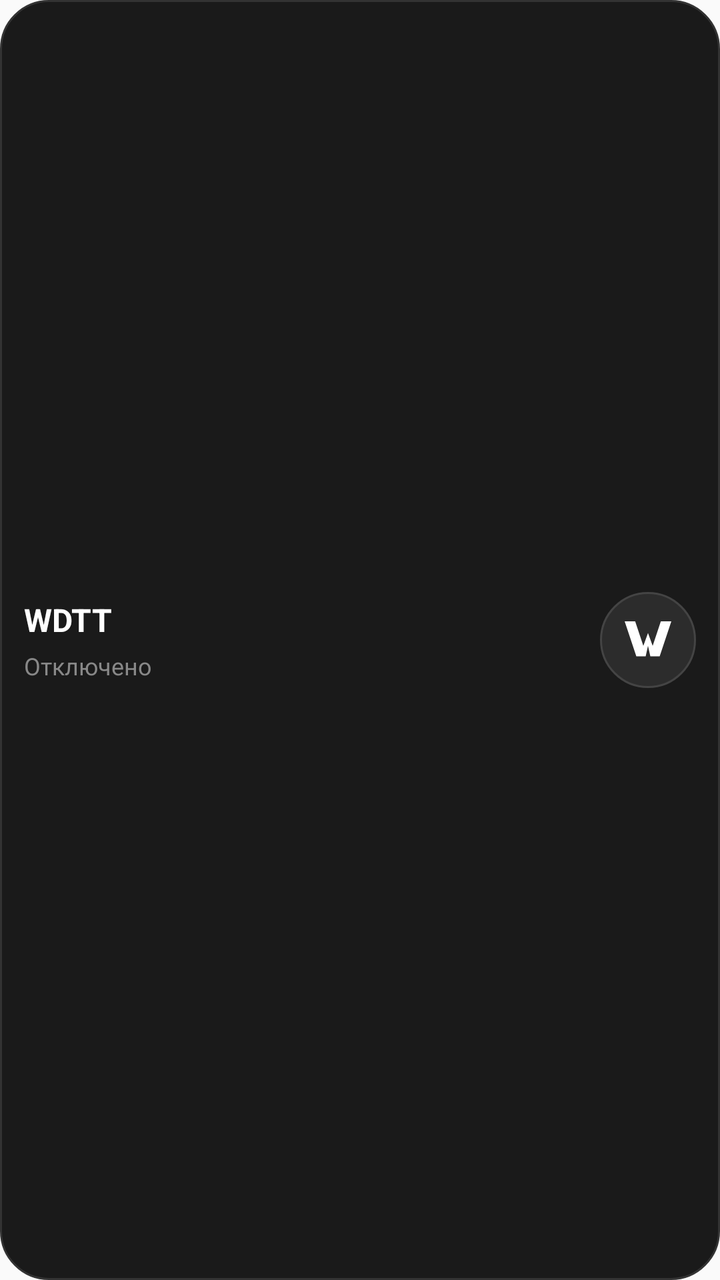
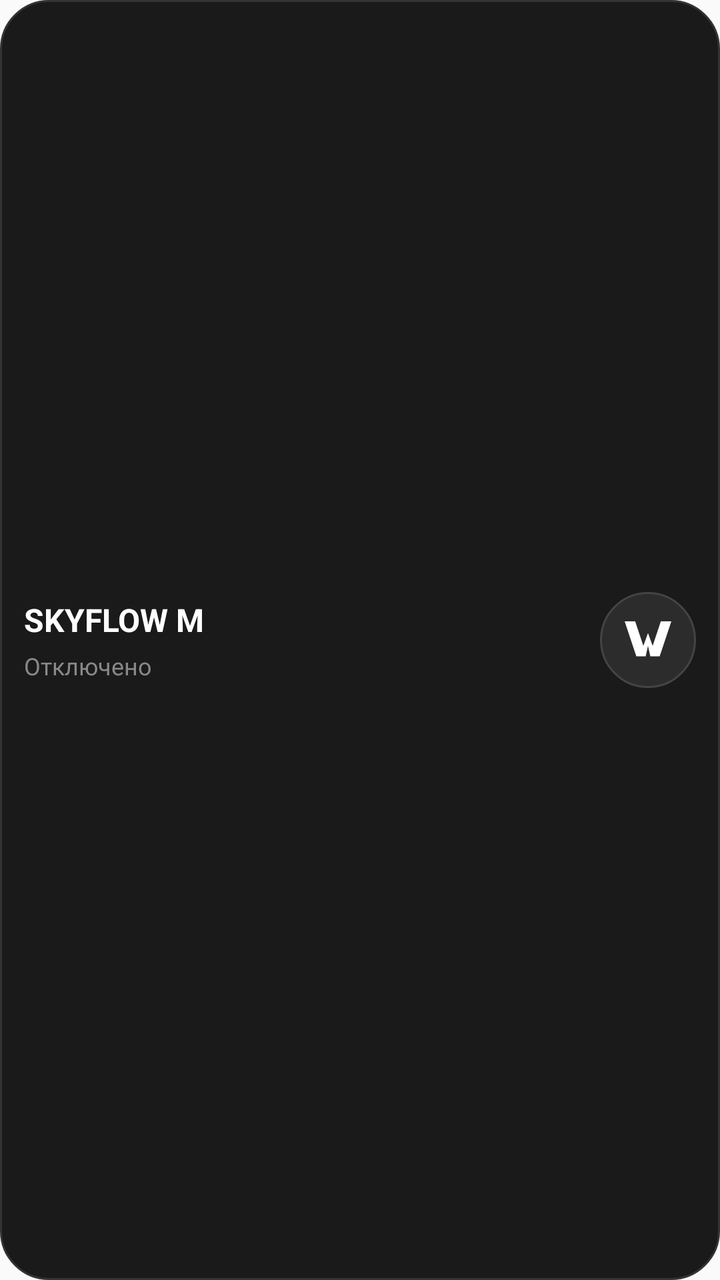

Screens rendered from an Android XML layout before and after an edit, with the pre-edit source and the edit as a unified diff.
<!-- AndroidManifest.xml: application theme Theme.WDTTClient -->
<!-- res/layout/vpn_widget.xml -->
<?xml version="1.0" encoding="utf-8"?>
<RelativeLayout xmlns:android="http://schemas.android.com/apk/res/android"
    android:id="@+id/widget_container"
    android:layout_width="match_parent"
    android:layout_height="match_parent"
    android:background="@drawable/bg_widget_card"
    android:padding="12dp">

    <LinearLayout
        android:layout_width="wrap_content"
        android:layout_height="wrap_content"
        android:layout_alignParentLeft="true"
        android:layout_centerVertical="true"
        android:orientation="vertical">

        <TextView
            android:id="@+id/widget_title"
            android:layout_width="wrap_content"
            android:layout_height="wrap_content"
            android:text="WDTT"
            android:textColor="#FFFFFF"
            android:textSize="16sp"
            android:textStyle="bold" />

        <TextView
            android:id="@+id/widget_status"
            android:layout_width="wrap_content"
            android:layout_height="wrap_content"
            android:text="Отключено"
            android:textColor="#888888"
            android:textSize="12sp"
            android:layout_marginTop="4dp" />
    </LinearLayout>

    <ImageButton
        android:id="@+id/widget_toggle_btn"
        android:layout_width="48dp"
        android:layout_height="48dp"
        android:layout_alignParentRight="true"
        android:layout_centerVertical="true"
        android:background="@drawable/bg_widget_button_inactive"
        android:src="@drawable/ic_tile_logo_w"
        android:contentDescription="Toggle VPN"
        android:padding="10dp"
        android:scaleType="fitCenter" />

</RelativeLayout>
<!-- resources referenced by this layout -->
<resources>
  <!-- drawable bg_widget_button_inactive (drawable) -->
  <?xml version="1.0" encoding="utf-8"?>
  <shape xmlns:android="http://schemas.android.com/apk/res/android"
      android:shape="oval">
      <solid android:color="#2C2C2C" />
      <stroke android:width="1dp" android:color="#444444" />
  </shape>
  <!-- drawable bg_widget_card (drawable) -->
  <?xml version="1.0" encoding="utf-8"?>
  <shape xmlns:android="http://schemas.android.com/apk/res/android"
      android:shape="rectangle">
      <corners android:radius="24dp" />
      <solid android:color="#1A1A1A" />
      <stroke android:width="1dp" android:color="#333333" />
  </shape>
  <!-- drawable ic_tile_logo_w (drawable) -->
  <vector xmlns:android="http://schemas.android.com/apk/res/android"
      android:width="24dp"
      android:height="24dp"
      android:viewportWidth="24"
      android:viewportHeight="24">
      <path
          android:fillColor="#FFFFFFFF"
          android:pathData="M2,4 L6.5,4 L10,14.5 L12,9 L14,14.5 L17.5,4 L22,4 L17,19 L13,19 L12,14.5 L11,19 L7,19 Z" />
  </vector>
  <style name="Theme.WDTTClient" parent="android:Theme.Material.Light.NoActionBar">
          <item name="android:statusBarColor">@android:color/transparent</item>
          <item name="android:navigationBarColor">@android:color/transparent</item>
      </style>
</resources>

<!-- the commit's change to res/layout/vpn_widget.xml (unified diff, before → after) -->
@@ -17,7 +17,7 @@
             android:id="@+id/widget_title"
             android:layout_width="wrap_content"
             android:layout_height="wrap_content"
-            android:text="WDTT"
+            android:text="@string/app_name"
             android:textColor="#FFFFFF"
             android:textSize="16sp"
             android:textStyle="bold" />
<!-- resource entries referenced after the edit -->
@@ -25,6 +25,7 @@
           android:fillColor="#FFFFFFFF"
           android:pathData="M2,4 L6.5,4 L10,14.5 L12,9 L14,14.5 L17.5,4 L22,4 L17,19 L13,19 L12,14.5 L11,19 L7,19 Z" />
   </vector>
+  <string name="app_name">SKYFLOW M</string>
   <style name="Theme.WDTTClient" parent="android:Theme.Material.Light.NoActionBar">
           <item name="android:statusBarColor">@android:color/transparent</item>
           <item name="android:navigationBarColor">@android:color/transparent</item>
